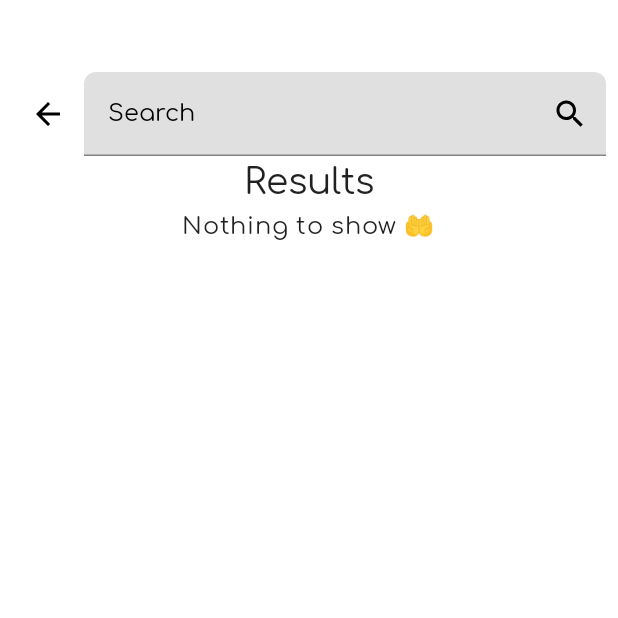
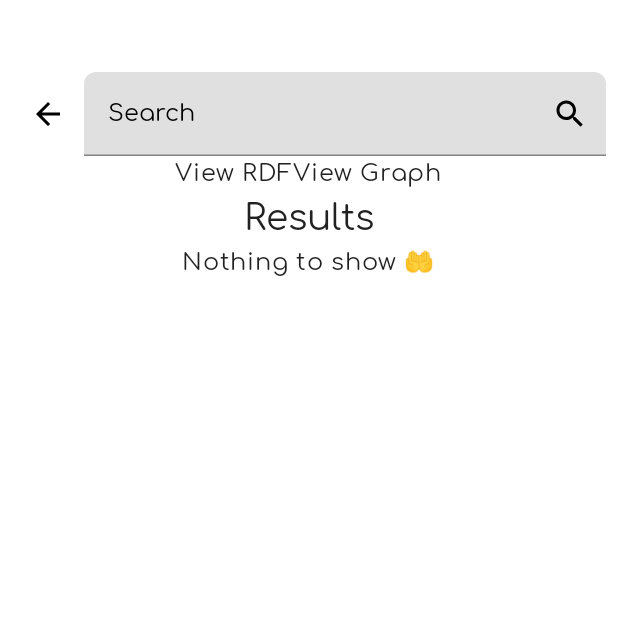
Before and after one commit to renatojobal/RocketEngineApp, an Android app built with Jetpack Compose: the screen it shows after launch (MainActivity), on a phone screen of 412 x 824 dp, the top half of it. Run offline under Robolectric (Android 15) with nearby library versions, the phone set to English and light mode, and no system bars; our stand-ins replace Timber, accompanist, constraintlayout-compose, livedata-compose.

Commit message:
:art: add rdf visualizer

```diff
--- a/app/build.gradle
+++ b/app/build.gradle
@@ -39,6 +39,7 @@ android {
     buildFeatures {
         compose true
     }
+
     composeOptions {
         kotlinCompilerExtensionVersion compose_version
         kotlinCompilerVersion '1.5.21'
--- a/app/src/main/java/com/renatojobal/rocketEngine/MainActivity.kt
+++ b/app/src/main/java/com/renatojobal/rocketEngine/MainActivity.kt
@@ -24,6 +24,7 @@ import com.google.accompanist.pager.ExperimentalPagerApi
 import com.renatojobal.rocketEngine.ui.BottomNavigationItem
 import com.renatojobal.rocketEngine.ui.home.HomeScreen
 import com.renatojobal.rocketEngine.ui.offset.DetailScreen
+import com.renatojobal.rocketEngine.ui.rawview.RawView
 import com.renatojobal.rocketEngine.ui.theme.RocketEngineTheme
 
 
@@ -90,12 +91,22 @@ fun RocketEngineNavHost(
     ) {
 
         composable(route = BottomNavigationItem.Home.route) {
-            HomeScreen(sharedViewModel) { navHostController.navigate(BottomNavigationItem.Detail.route) }
+            HomeScreen(
+                sharedViewModel = sharedViewModel,
+                onRdfSelected = { navHostController.navigate(BottomNavigationItem.RawView.route) },
+                onGraphSelected = { navHostController.navigate(BottomNavigationItem.RawView.route) },
+                onResultSelected = { navHostController.navigate(BottomNavigationItem.Detail.route) }
+            )
 
         }
 
         composable(route = BottomNavigationItem.Detail.route) {
             DetailScreen(sharedViewModel = sharedViewModel)
+
+        }
+
+        composable(route = BottomNavigationItem.RawView.route) {
+            RawView(sharedViewModel = sharedViewModel)
 
         }
     }
--- a/app/src/main/java/com/renatojobal/rocketEngine/SharedViewModel.kt
+++ b/app/src/main/java/com/renatojobal/rocketEngine/SharedViewModel.kt
@@ -25,7 +25,8 @@ class SharedViewModel(
     val fullEntityInfo: MutableLiveData<JsonObject?> = MutableLiveData(null)
     val relatedEntities : MutableLiveData<List<String>> = MutableLiveData(null)
 
-
+    private var _receivedRdf : MutableLiveData<JsonObject> = MutableLiveData(null)
+    val receivedRdf : LiveData<JsonObject> = _receivedRdf
 
     /**
      * Dark theme
@@ -60,12 +61,13 @@ class SharedViewModel(
             override fun onResponse(call: Call<JsonObject>, response: Response<JsonObject>) {
                 //Timber.d("Response ${response.body().toString()}")
                 // Populate categories list
-                val responseJSON = response.body()?.asJsonObject?.get("result_rdf")
-                _entities.value
+                _receivedRdf.value = response.body()?.asJsonObject
+                Timber.d("Text")
+
             }
 
             override fun onFailure(call: Call<JsonObject>, t: Throwable) {
-                Timber.e(t, "Error while calling spotlight api")
+                Timber.e(t, "Error while calling flask api")
             }
         })
 
--- a/app/src/main/java/com/renatojobal/rocketEngine/ui/BottomNavigationItem.kt
+++ b/app/src/main/java/com/renatojobal/rocketEngine/ui/BottomNavigationItem.kt
@@ -3,8 +3,9 @@ package com.renatojobal.rocketEngine.ui
 import com.renatojobal.rocketEngine.R
 
 sealed class BottomNavigationItem(var route: String, var icon: Int, var title: String){
-    object Home : BottomNavigationItem("home", R.drawable.ic_check, "Inicio")
-    object Detail : BottomNavigationItem("detail", R.drawable.ic_money, "Detalle")
+    object Home : BottomNavigationItem("home", R.drawable.ic_check, "Home")
+    object Detail : BottomNavigationItem("detail", R.drawable.ic_money, "Detail")
+    object RawView : BottomNavigationItem("rawview", R.drawable.ic_search, "RawView")
 
 
 }
--- a/app/src/main/java/com/renatojobal/rocketEngine/ui/home/HomeScreen.kt
+++ b/app/src/main/java/com/renatojobal/rocketEngine/ui/home/HomeScreen.kt
@@ -35,7 +35,7 @@ import com.renatojobal.rocketEngine.repository.Entity
 import com.renatojobal.rocketEngine.ui.theme.RocketEngineTheme
 
 @Composable
-fun HomeScreen(sharedViewModel: SharedViewModel, onResultSelected: () -> Unit) {
+fun HomeScreen(sharedViewModel: SharedViewModel, onRdfSelected: () -> Unit, onGraphSelected: () -> Unit, onResultSelected: () -> Unit) {
 
 
     val targetEntities by sharedViewModel.entities.observeAsState()
@@ -96,6 +96,22 @@ fun HomeScreen(sharedViewModel: SharedViewModel, onResultSelected: () -> Unit) {
 //                selectedCategory = wantedCategory
 //
 //            }
+
+
+            Row {
+                Box(modifier = Modifier.clickable {
+                    onRdfSelected()
+                }) {
+                    Text(text = "View RDF")
+                }
+                Box(modifier = Modifier.clickable {
+                    onGraphSelected()
+                }) {
+                    Text(text = "View Graph")
+                }
+            }
+
+
             EntityListPresenter(
                 sharedViewModel = sharedViewModel,
                 selectedCategory = selectedEntity){ wantedEntity ->
--- a/build.gradle
+++ b/build.gradle
@@ -9,6 +9,7 @@ buildscript {
     repositories {
         google()
         mavenCentral()
+        maven { url 'https://jitpack.io' }
     }
     dependencies {
         classpath 'com.android.tools.build:gradle:7.1.0'
--- a/settings.gradle
+++ b/settings.gradle
@@ -4,6 +4,7 @@ dependencyResolutionManagement {
         google()
         mavenCentral()
         jcenter() // Warning: this repository is going to shut down soon
+        maven { url 'https://jitpack.io' }
     }
 }
 rootProject.name = "RocketEngine"
```
Also changed, not shown: app/src/main/java/com/renatojobal/rocketEngine/ui/rawview/RawView.kt (added, +77 -0 lines).
